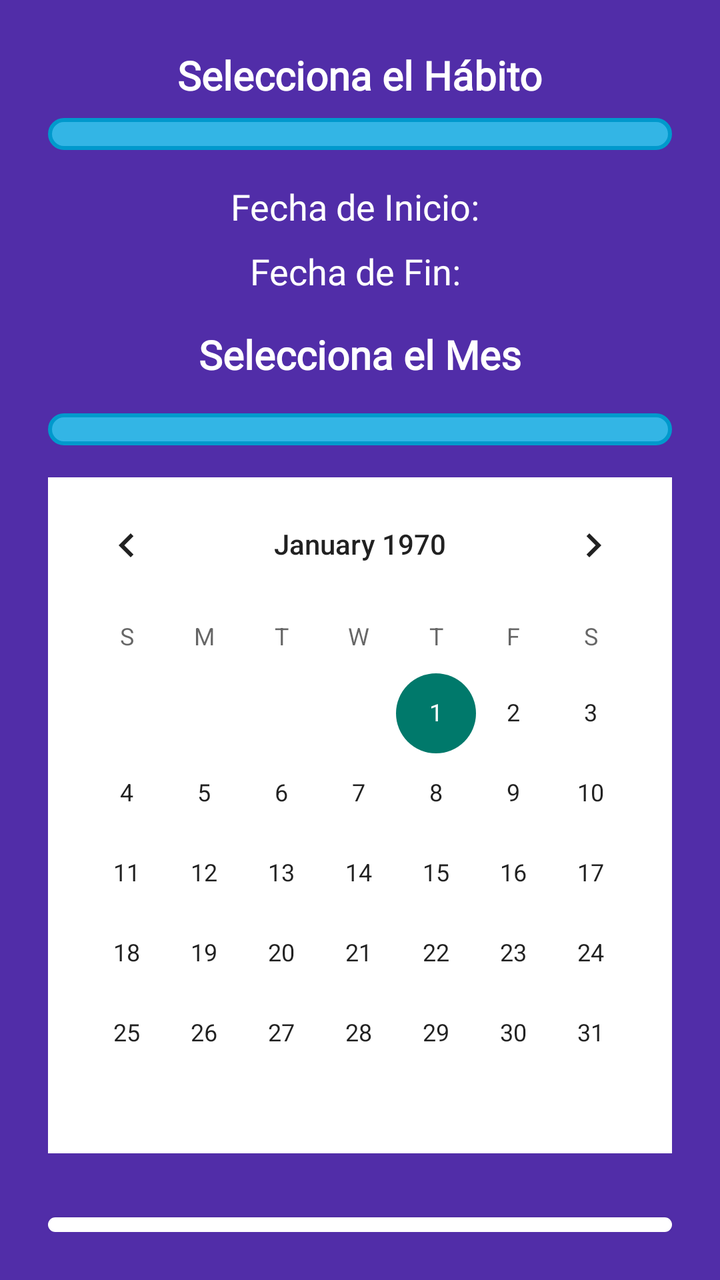
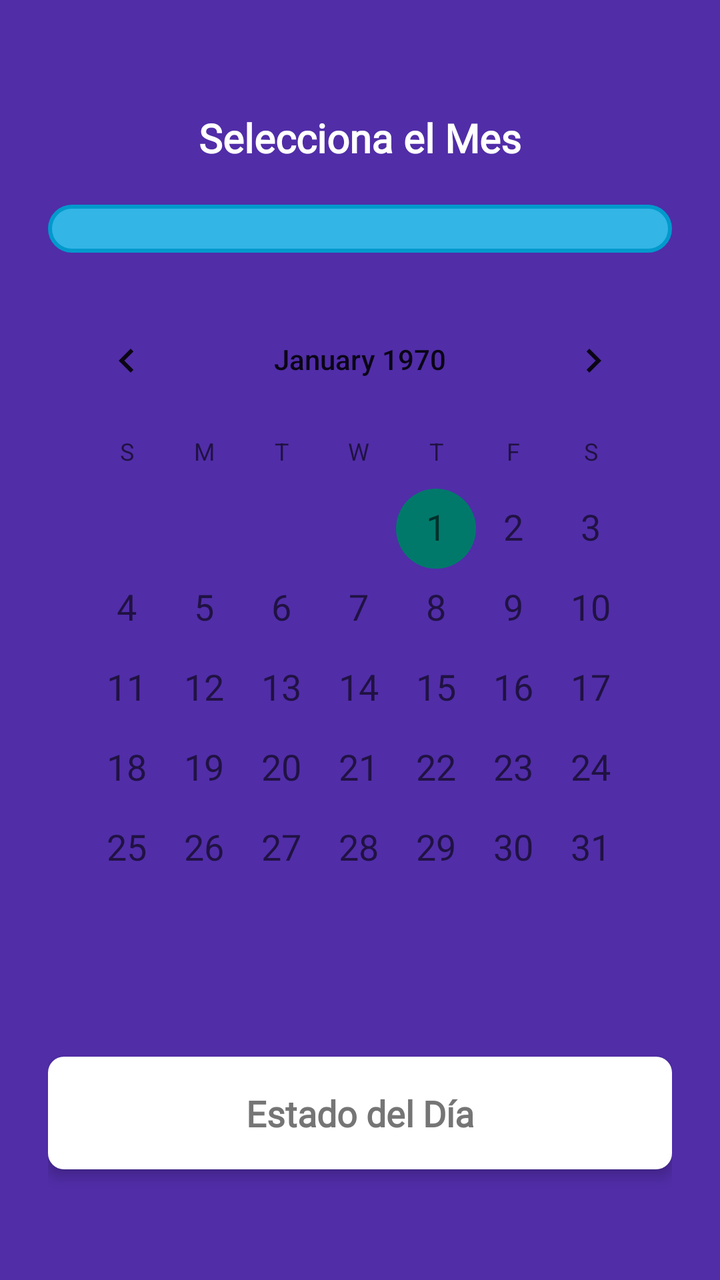

Screens rendered from an Android XML layout before and after an edit, with the pre-edit source and the edit as a unified diff.
<!-- AndroidManifest.xml: application theme Theme.MalosH -->
<!-- res/layout/fragment_progreso_meta.xml -->
<LinearLayout xmlns:android="http://schemas.android.com/apk/res/android"
    android:layout_width="match_parent"
    android:layout_height="match_parent"
    android:orientation="vertical"
    android:gravity="center_horizontal"
    android:padding="24dp"
    android:background="@color/purple_dark">

    
    <TextView
        android:id="@+id/habitoSeleccionadoTextView"
        android:layout_width="wrap_content"
        android:layout_height="wrap_content"
        android:text="Selecciona el Hábito"
        android:textSize="20sp"
        android:textColor="@color/white"
        android:textStyle="bold"
        android:fontFamily="@font/roboto_medium"
        android:layout_marginBottom="8dp" />

    <Spinner
        android:id="@+id/habitoSpinner"
        android:layout_width="match_parent"
        android:layout_height="wrap_content"
        android:layout_marginBottom="16dp"
        android:padding="8dp"
        android:background="@drawable/spinner_background" />

    
    <TextView
        android:id="@+id/fechaInicioTextView"
        android:layout_width="wrap_content"
        android:layout_height="wrap_content"
        android:text="Fecha de Inicio: "
        android:textSize="18sp"
        android:textColor="@color/white"
        android:layout_marginBottom="8dp"
        android:fontFamily="@font/roboto_medium" />

    <TextView
        android:id="@+id/fechaFinTextView"
        android:layout_width="wrap_content"
        android:layout_height="wrap_content"
        android:text="Fecha de Fin: "
        android:textSize="18sp"
        android:textColor="@color/white"
        android:layout_marginBottom="16dp"
        android:fontFamily="@font/roboto_medium" />

    
    <TextView
        android:id="@+id/mesSeleccionadoTextView"
        android:layout_width="wrap_content"
        android:layout_height="wrap_content"
        android:text="Selecciona el Mes"
        android:textSize="20sp"
        android:textColor="@color/white"
        android:textStyle="bold"
        android:fontFamily="@font/roboto_medium"
        android:layout_marginBottom="8dp" />

    <Spinner
        android:id="@+id/mesSpinner"
        android:layout_width="match_parent"
        android:layout_height="wrap_content"
        android:layout_marginTop="8dp"
        android:layout_marginBottom="16dp"
        android:padding="8dp"
        android:background="@drawable/spinner_background" />

    
    <CalendarView
        android:id="@+id/calendarioMeta"
        android:layout_width="match_parent"
        android:layout_height="wrap_content"
        android:layout_marginBottom="16dp"
        android:background="@color/white" />

    
    <TextView
        android:id="@+id/estadoDiaTextView"
        android:layout_width="match_parent"
        android:layout_height="wrap_content"
        android:text="Estado del Día"
        android:textSize="18sp"
        android:padding="12dp"
        android:textColor="@color/text_color_secondary"
        android:background="@drawable/textview_background"
        android:layout_marginTop="16dp"
        android:gravity="center"
        android:textStyle="bold"
        android:fontFamily="@font/roboto_medium"
        android:elevation="4dp" />

</LinearLayout>
<!-- resources referenced by this layout -->
<resources>
  <color name="purple_dark">#512DA8</color>
  <color name="text_color_secondary">#757575</color>
  <color name="white">#FFFFFF</color>
  <!-- drawable spinner_background (drawable) -->
  <shape xmlns:android="http://schemas.android.com/apk/res/android">
      <solid android:color="@android:color/holo_blue_light"/>
      <corners android:radius="16dp"/>
      <stroke android:width="2dp" android:color="@android:color/holo_blue_dark"/>
      <padding android:left="8dp" android:right="8dp" android:top="8dp" android:bottom="8dp"/>
  </shape>
  <!-- drawable textview_background (drawable) -->
  <shape xmlns:android="http://schemas.android.com/apk/res/android">
      <solid android:color="#FFFFFF" />
      <corners android:radius="8dp" />
  </shape>
  <style name="Theme.MalosH" parent="Theme.MaterialComponents.DayNight.NoActionBar">
          
          <item name="colorPrimary">@color/purple</item>
          <item name="colorPrimaryDark">@color/purple</item>
          <item name="colorAccent">@color/teal_dark</item>
      </style>
  <color name="purple">#7E57C2</color>
  <color name="teal_dark">#00796B</color>
</resources>

<!-- the commit's change to res/layout/fragment_progreso_meta.xml (unified diff, before → after) -->
@@ -2,54 +2,13 @@
     android:layout_width="match_parent"
     android:layout_height="match_parent"
     android:orientation="vertical"
-    android:gravity="center_horizontal"
+    android:gravity="center"
     android:padding="24dp"
     android:background="@color/purple_dark">
 
     
     <TextView
-        android:id="@+id/habitoSeleccionadoTextView"
-        android:layout_width="wrap_content"
-        android:layout_height="wrap_content"
-        android:text="Selecciona el Hábito"
-        android:textSize="20sp"
-        android:textColor="@color/white"
-        android:textStyle="bold"
-        android:fontFamily="@font/roboto_medium"
-        android:layout_marginBottom="8dp" />
-
-    <Spinner
-        android:id="@+id/habitoSpinner"
-        android:layout_width="match_parent"
-        android:layout_height="wrap_content"
-        android:layout_marginBottom="16dp"
-        android:padding="8dp"
-        android:background="@drawable/spinner_background" />
-
-    
-    <TextView
-        android:id="@+id/fechaInicioTextView"
-        android:layout_width="wrap_content"
-        android:layout_height="wrap_content"
-        android:text="Fecha de Inicio: "
-        android:textSize="18sp"
-        android:textColor="@color/white"
-        android:layout_marginBottom="8dp"
-        android:fontFamily="@font/roboto_medium" />
-
-    <TextView
-        android:id="@+id/fechaFinTextView"
-        android:layout_width="wrap_content"
-        android:layout_height="wrap_content"
-        android:text="Fecha de Fin: "
-        android:textSize="18sp"
-        android:textColor="@color/white"
-        android:layout_marginBottom="16dp"
-        android:fontFamily="@font/roboto_medium" />
-
-    
-    <TextView
-        android:id="@+id/mesSeleccionadoTextView"
+        android:id="@+id/periodoSeleccionadoTextView"
         android:layout_width="wrap_content"
         android:layout_height="wrap_content"
         android:text="Selecciona el Mes"
@@ -57,15 +16,15 @@
         android:textColor="@color/white"
         android:textStyle="bold"
         android:fontFamily="@font/roboto_medium"
-        android:layout_marginBottom="8dp" />
+        android:layout_marginBottom="20dp" />
 
+    
     <Spinner
         android:id="@+id/mesSpinner"
         android:layout_width="match_parent"
         android:layout_height="wrap_content"
-        android:layout_marginTop="8dp"
-        android:layout_marginBottom="16dp"
-        android:padding="8dp"
+        android:layout_marginBottom="20dp"
+        android:padding="12dp"
         android:background="@drawable/spinner_background" />
 
     
@@ -73,23 +32,24 @@
         android:id="@+id/calendarioMeta"
         android:layout_width="match_parent"
         android:layout_height="wrap_content"
-        android:layout_marginBottom="16dp"
-        android:background="@color/white" />
+        android:dateTextAppearance="@style/TextAppearance.AppCompat.Medium"
+        android:layout_marginBottom="24dp"
+        android:backgroundTint="@color/secondary_background_color" />
 
-    
     <TextView
         android:id="@+id/estadoDiaTextView"
         android:layout_width="match_parent"
         android:layout_height="wrap_content"
         android:text="Estado del Día"
         android:textSize="18sp"
-        android:padding="12dp"
+        android:padding="16dp"
         android:textColor="@color/text_color_secondary"
         android:background="@drawable/textview_background"
-        android:layout_marginTop="16dp"
+        android:layout_marginTop="20dp"
         android:gravity="center"
         android:textStyle="bold"
         android:fontFamily="@font/roboto_medium"
         android:elevation="4dp" />
 
+
 </LinearLayout>
<!-- resource entries referenced after the edit -->
@@ -1,6 +1,7 @@
 <!-- resources referenced by this layout -->
 <resources>
   <color name="purple_dark">#512DA8</color>
+  <color name="secondary_background_color">#E0E0E0</color>
   <color name="text_color_secondary">#757575</color>
   <color name="white">#FFFFFF</color>
   <!-- drawable spinner_background (drawable) -->
